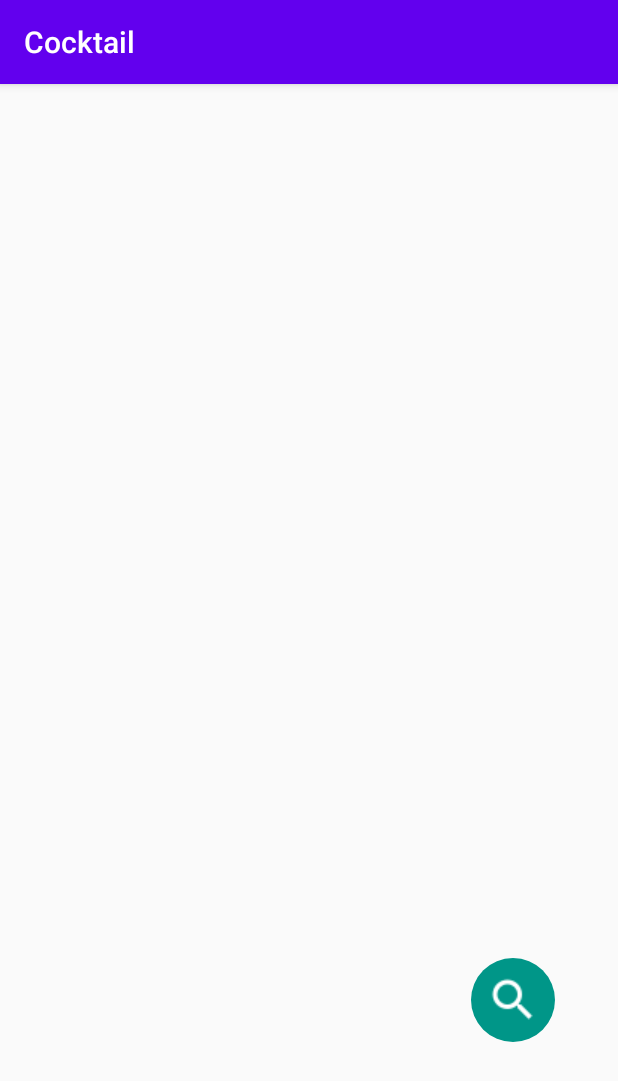
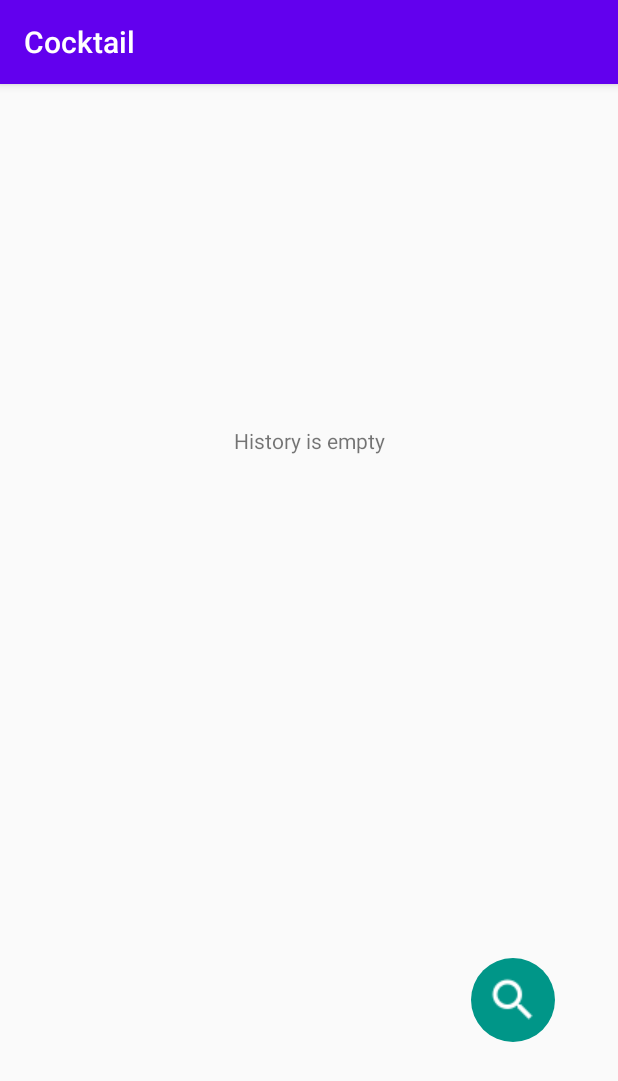
Before and after one commit to VovaProtsiv/Cocktail, an Android app: the screen it shows after launch (MainActivity), on a phone screen of 412 x 824 dp. Shown: the top 1081 px of the screen. Run offline under Robolectric (Android 15) with nearby library versions, the phone set to English and light mode, and no system bars.

Commit message:
added history is empty

```diff
--- a/app/src/main/java/com/example/cocktail/MainActivity.kt
+++ b/app/src/main/java/com/example/cocktail/MainActivity.kt
@@ -5,12 +5,14 @@ import android.content.Intent
 import android.os.Bundle
 import android.util.Log
 import android.view.View
+import android.widget.TextView
 import androidx.appcompat.app.AppCompatActivity
 import androidx.recyclerview.widget.GridLayoutManager
 import com.example.cocktail.adapter.DrinksRecyclerViewAdapter
 import com.example.cocktail.dao.DbHelper
 import com.example.cocktail.dao.DbHelper.Companion.TABLE_DRINKS
 import kotlinx.android.synthetic.main.activity_main.*
+import kotlinx.android.synthetic.main.activity_search_screen.*
 
 class MainActivity : AppCompatActivity(), DrinksRecyclerViewAdapter.DrinkClickListener {
     internal lateinit var adapter: DrinksRecyclerViewAdapter
@@ -21,17 +23,17 @@ class MainActivity : AppCompatActivity(), DrinksRecyclerViewAdapter.DrinkClickLi
         setContentView(R.layout.activity_main)
         listDrink = ArrayList<Drink>()
 
-       // main_recycler_drink.setHasFixedSize(true)
+
         main_recycler_drink.layoutManager = GridLayoutManager(this, 2)
 
         dbHelper = DbHelper(this, DbHelper.DATABASE_NAME, DbHelper.DATABASE_VERSION)
         val writableDatabase = dbHelper.writableDatabase
         //writableDatabase.execSQL("drop table if exists $TABLE_DRINKS")
-       //dbHelper.onCreate(writableDatabase)
+        //dbHelper.onCreate(writableDatabase)
         val cursor = writableDatabase.query(TABLE_DRINKS, null, null, null, null, null, null)
 
-        //writableDatabase.delete(TABLE_DRINKS,null,null)
-        if (cursor.moveToFirst()  ) {
+        //writableDatabase.delete(TABLE_DRINKS, null, null)
+        if (cursor.moveToFirst()) {
             Log.d("start", cursor.count.toString())
             val columnIndexID = cursor.getColumnIndex(DbHelper.KEY_ID)
 
@@ -136,9 +138,12 @@ class MainActivity : AppCompatActivity(), DrinksRecyclerViewAdapter.DrinkClickLi
         }
 
         cursor.close()
-if(listDrink.isNotEmpty()) {
-    displayData(listDrink)
-}
+        if (listDrink.isNotEmpty()) {
+            displayData(listDrink)
+        } else {
+            displayData(null)
+            findViewById<TextView>(R.id.text_history_main).apply { text = "History is empty" }
+        }
     }
 
     fun changeActivity(view: View) {
@@ -147,9 +152,12 @@ if(listDrink.isNotEmpty()) {
     }
 
     fun displayData(drinks: List<Drink>?) {
-        adapter = DrinksRecyclerViewAdapter(this, drinks!!, this)
-        main_recycler_drink.adapter = adapter
-
+        if (drinks == null) {
+            main_recycler_drink.adapter = null
+        } else {
+            adapter = DrinksRecyclerViewAdapter(this, drinks!!, this)
+            main_recycler_drink.adapter = adapter
+        }
     }
 
     override fun onItemClick(view: View, position: Int) {
--- a/app/src/main/res/layout/activity_main.xml
+++ b/app/src/main/res/layout/activity_main.xml
@@ -11,7 +11,8 @@
         android:id="@+id/main_recycler_drink"
         android:layout_width="match_parent"
         android:layout_height="wrap_content"
-        >
+        app:layout_constraintStart_toStartOf="parent"
+        app:layout_constraintTop_toTopOf="parent">
 
     </androidx.recyclerview.widget.RecyclerView>
 
@@ -32,4 +33,14 @@
         app:layout_constraintTop_toTopOf="parent"
         app:srcCompat="@drawable/search" />
 
+    <TextView
+        android:id="@+id/text_history_main"
+        android:layout_width="wrap_content"
+        android:layout_height="wrap_content"
+        android:layout_marginTop="228dp"
+        android:gravity="center"
+        app:layout_constraintEnd_toEndOf="parent"
+        app:layout_constraintStart_toStartOf="parent"
+        app:layout_constraintTop_toTopOf="parent" />
+
 </androidx.constraintlayout.widget.ConstraintLayout>
```
